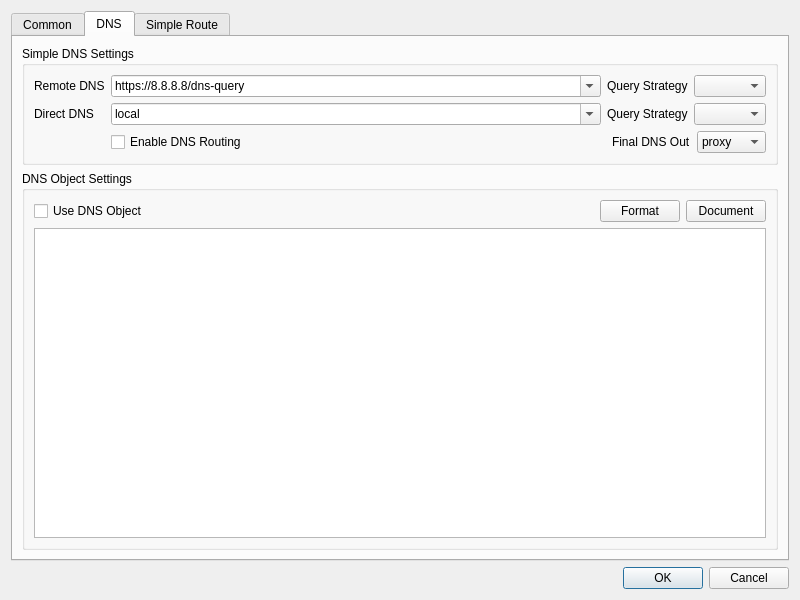
Above: ui/dialog_manage_routes.ui from tarik1377/nekoray before the change. Below: the same form after it.
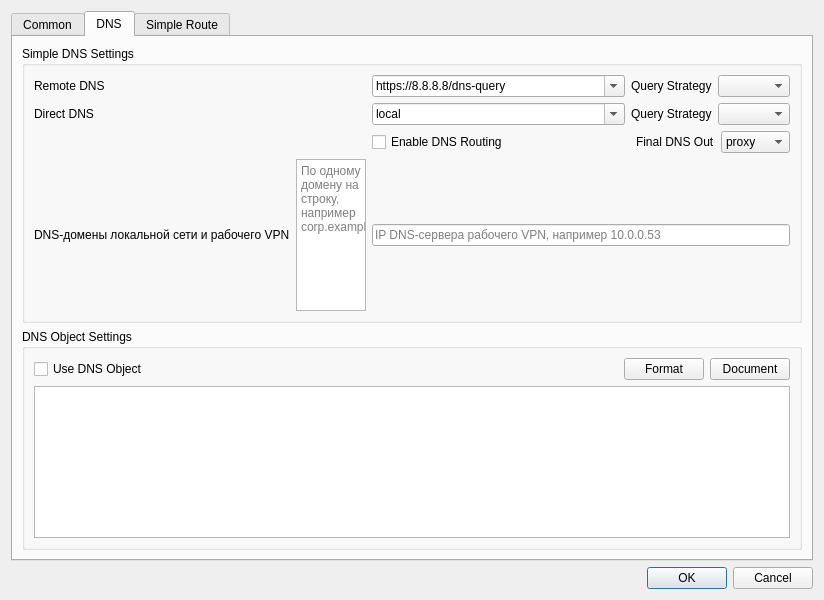
That is the form after the change. The open tabs and pages were chosen to show the change.

Commit message: fix: honor Windows private network routes and scoped VPN DNS

What changed in the file:
```diff
--- a/ui/dialog_manage_routes.ui
+++ b/ui/dialog_manage_routes.ui
@@ -363,6 +363,26 @@
             </item>
            </layout>
           </item>
+          <item>
+           <widget class="QLabel" name="local_dns_domains_label">
+            <property name="text">
+             <string>DNS-домены локальной сети и рабочего VPN</string>
+            </property>
+           </widget>
+          </item>
+          <item>
+           <widget class="QPlainTextEdit" name="local_dns_domains">
+            <property name="maximumHeight"><number>90</number></property>
+            <property name="placeholderText"><string>По одному домену на строку, например corp.example</string></property>
+            <property name="toolTip"><string>Эти домены и их поддомены разрешаются через указанный ниже DNS-сервер. Остальные DNS-правила сохраняются.</string></property>
+           </widget>
+          </item>
+          <item>
+           <widget class="QLineEdit" name="local_dns_server">
+            <property name="placeholderText"><string>IP DNS-сервера рабочего VPN, например 10.0.0.53</string></property>
+            <property name="toolTip"><string>Адрес DNS из настроек рабочего VPN или локальной сети. Подключение к нему следует маршруту Windows.</string></property>
+           </widget>
+          </item>
          </layout>
         </widget>
        </item>
```
The commit also changes 18 other files.
